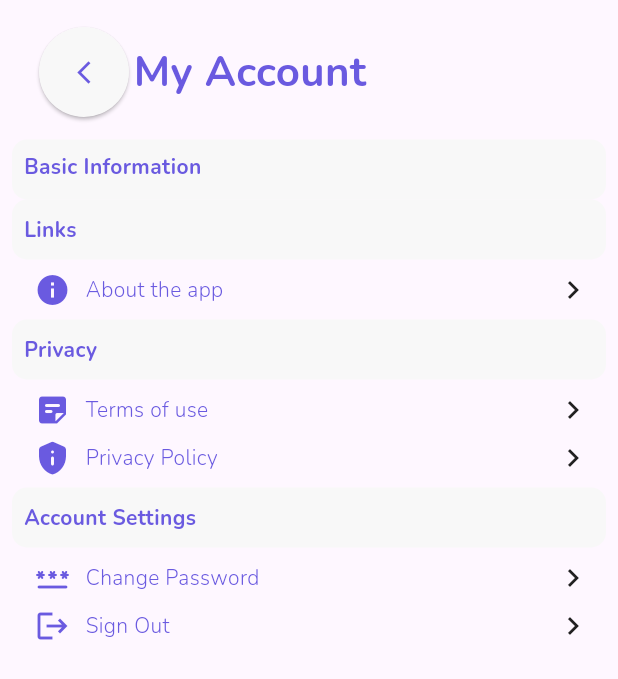
After one commit to bagas-defandi/penilaian_app, a Flutter app: the AccountPage screen opened by its route, on a phone screen of 412 x 824 dp. The commit adds this screen. Shown: the top 679 px of the screen. Run offline on Flutter 3.47's test engine with Material 3 defaults, Android fonts, the phone set to English and light mode, and no system bars; our stand-ins replace carousel_slider, firebase_auth, firebase_core, fluttertoast, google_fonts; missing offline and left inert: dart:js_interop; accounts and stored records are empty.

Commit message:
login admin

```diff
--- a/lib/main.dart
+++ b/lib/main.dart
@@ -1,4 +1,5 @@
 import 'package:flutter/material.dart';
+import 'package:penilaian_app/pages/account_page.dart';
 import 'package:penilaian_app/pages/adminlogin_page.dart';
 import 'package:penilaian_app/pages/create_lomba_page.dart';
 import 'package:penilaian_app/pages/detail_nilai_page.dart';
@@ -44,6 +45,7 @@ class MyApp extends StatelessWidget {
         "/detail-nilai": (context) => const DetailNilaiPage(),
         "/nilai-peserta": (context) => const NilaiPesertaPage(),
         "/leaderbord": (context) => const LeaderBoard(),
+        "/account-page": (context) => const AccountPage(),
       },
     );
   }
--- /dev/null
+++ b/lib/pages/account_page.dart
@@ -0,0 +1,414 @@
+import 'package:firebase_auth/firebase_auth.dart';
+import 'package:flutter/material.dart';
+import 'package:penilaian_app/pages/adminlogin_page.dart';
+import 'package:penilaian_app/pages/home.dart';
+import 'package:penilaian_app/theme.dart';
+
+class AccountPage extends StatefulWidget {
+  const AccountPage({super.key});
+
+  @override
+  State<AccountPage> createState() => _AccountPageState();
+}
+
+class _AccountPageState extends State<AccountPage> {
+  @override
+  Widget build(BuildContext context) {
+    return Scaffold(
+      body: SingleChildScrollView(
+        child: Padding(
+          padding: EdgeInsets.all(8.0),
+          child: Column(
+            children: [
+              Padding(
+                padding: const EdgeInsets.only(
+                    bottom: 15, left: 15, right: 15, top: 10),
+                child: Row(
+                  children: [
+                    Container(
+                      child: ElevatedButton(
+                          onPressed: () {
+                            Navigator.pushReplacement(
+                                context,
+                                MaterialPageRoute(
+                                    builder: (context) => HomePage()));
+                          },
+                          child: Icon(Icons.arrow_back_ios_new),
+                          style: ElevatedButton.styleFrom(
+                            foregroundColor: PrimaryColor,
+                            backgroundColor: NeutralWhiteColor,
+                            shape: CircleBorder(),
+                            minimumSize: Size(10, 60),
+                          )),
+                    ),
+                    Text(
+                      "My Account",
+                      style: boldtTextStyle1.copyWith(color: PrimaryColor),
+                    ),
+                  ],
+                ),
+              ),
+              // BASIC INFORMATION
+              Container(
+                  width: MediaQuery.of(context).size.width,
+                  height: 40,
+                  decoration: BoxDecoration(
+                      color: NeutralWhiteColor,
+                      borderRadius: BorderRadius.circular(10)),
+                  child: Padding(
+                    padding: const EdgeInsets.all(8.0),
+                    child: Text(
+                      "Basic Information",
+                      style: boldTextStyle3.copyWith(color: PrimaryColor),
+                    ),
+                  )),
+              // StreamBuilder(
+              //     stream: FirebaseFirestore.instance
+              //         .collection("User")
+              //         .where("email", isEqualTo: currentUser.currentUser!.email)
+              //         .snapshots(),
+              //     builder: (context, snapshot) {
+              //       if (snapshot.hasData) {
+              //         return ListView.builder(
+              //             itemCount: snapshot.data!.docs.length,
+              //             shrinkWrap: true,
+              //             itemBuilder: (context, i) {
+              //               var data = snapshot.data!.docs[i];
+              //               return ListTile(
+              //                 leading: Icon(
+              //                   Icons.person,
+              //                   color: PrimaryColor,
+              //                 ),
+              //                 title: Text(
+              //                   'Full Name',
+              //                   style: regularTextStyle1.copyWith(
+              //                       color: PrimaryColor, fontSize: 12),
+              //                 ),
+              //                 subtitle: Text(
+              //                   data['fullName'],
+              //                   style: regularTextStyle1.copyWith(
+              //                       color: PrimaryColor, fontSize: 14),
+              //                 ),
+              //               );
+              //             });
+              //       } else {
+              //         return CircularProgressIndicator();
+              //       }
+              //     }),
+              // StreamBuilder(
+              //     stream: FirebaseFirestore.instance
+              //         .collection("User")
+              //         .where("email", isEqualTo: currentUser.currentUser!.email)
+              //         .snapshots(),
+              //     builder: (context, snapshot) {
+              //       if (snapshot.hasData) {
+              //         return ListView.builder(
+              //             itemCount: snapshot.data!.docs.length,
+              //             shrinkWrap: true,
+              //             itemBuilder: (context, i) {
+              //               var data = snapshot.data!.docs[i];
+              //               return ListTile(
+              //                 leading: Icon(
+              //                   Icons.email_rounded,
+              //                   color: PrimaryColor,
+              //                 ),
+              //                 title: Text(
+              //                   'Email',
+              //                   style: regularTextStyle1.copyWith(
+              //                       color: PrimaryColor, fontSize: 12),
+              //                 ),
+              //                 subtitle: Text(
+              //                   data['email'],
+              //                   style: regularTextStyle1.copyWith(
+              //                       color: PrimaryColor, fontSize: 14),
+              //                 ),
+              //               );
+              //             });
+              //       } else {
+              //         return CircularProgressIndicator();
+              //       }
+              //     }),
+              // BASIC INFORMATION
+
+              // LINKS
+              Container(
+                  width: MediaQuery.of(context).size.width,
+                  height: 40,
+                  decoration: BoxDecoration(
+                      color: NeutralWhiteColor,
+                      borderRadius: BorderRadius.circular(10)),
+                  child: Padding(
+                    padding: const EdgeInsets.all(8.0),
+                    child: Row(
+                      mainAxisAlignment: MainAxisAlignment.spaceBetween,
+                      children: [
+                        Text(
+                          "Links",
+                          style: boldTextStyle3.copyWith(color: PrimaryColor),
+                        ),
+                      ],
+                    ),
+                  )),
+              Padding(
+                padding: const EdgeInsets.only(top: 8, bottom: 8),
+                child: Row(
+                  mainAxisAlignment: MainAxisAlignment.spaceBetween,
+                  children: [
+                    Padding(
+                      padding: const EdgeInsets.only(left: 15),
+                      child: Row(
+                        children: [
+                          Icon(
+                            Icons.info,
+                            color: PrimaryColor,
+                          ),
+                          SizedBox(
+                            width: 10,
+                          ),
+                          Text(
+                            "About the app",
+                            style:
+                                regularTextStyle1.copyWith(color: PrimaryColor),
+                          ),
+                        ],
+                      ),
+                    ),
+                    MouseRegion(
+                      cursor: SystemMouseCursors.click,
+                      child: Padding(
+                        padding: const EdgeInsets.only(right: 10),
+                        child: GestureDetector(
+                          onTap: () {
+                            Navigator.pushReplacement(
+                                context,
+                                MaterialPageRoute(
+                                    builder: (context) => HomePage()));
+                          },
+                          child: Icon(Icons.chevron_right),
+                        ),
+                      ),
+                    ),
+                  ],
+                ),
+              ),
+              // LINKS
+
+              // PRIVACY
+              Container(
+                  width: MediaQuery.of(context).size.width,
+                  height: 40,
+                  decoration: BoxDecoration(
+                      color: NeutralWhiteColor,
+                      borderRadius: BorderRadius.circular(10)),
+                  child: Padding(
+                    padding: const EdgeInsets.all(8.0),
+                    child: Row(
+                      mainAxisAlignment: MainAxisAlignment.spaceBetween,
+                      children: [
+                        Text(
+                          "Privacy",
+                          style: boldTextStyle3.copyWith(color: PrimaryColor),
+                        ),
+                      ],
+                    ),
+                  )),
+              Padding(
+                padding: const EdgeInsets.only(top: 8, bottom: 8),
+                child: Row(
+                  mainAxisAlignment: MainAxisAlignment.spaceBetween,
+                  children: [
+                    Padding(
+                      padding: const EdgeInsets.only(left: 15),
+                      child: Row(
+                        children: [
+                          Icon(
+                            Icons.sticky_note_2_rounded,
+                            color: PrimaryColor,
+                          ),
+                          SizedBox(
+                            width: 10,
+                          ),
+                          Text(
+                            "Terms of use",
+                            style:
+                                regularTextStyle1.copyWith(color: PrimaryColor),
+                          ),
+                        ],
+                      ),
+                    ),
+                    MouseRegion(
+                      cursor: SystemMouseCursors.click,
+                      child: Padding(
+                        padding: const EdgeInsets.only(right: 10),
+                        child: GestureDetector(
+                          onTap: () {
+                            Navigator.pushReplacement(
+                                context,
+                                MaterialPageRoute(
+                                    builder: (context) => HomePage()));
+                          },
+                          child: Icon(Icons.chevron_right),
+                        ),
+                      ),
+                    ),
+                  ],
+                ),
+              ),
+              Padding(
+                padding: const EdgeInsets.only(bottom: 8),
+                child: Row(
+                  mainAxisAlignment: MainAxisAlignment.spaceBetween,
+                  children: [
+                    Padding(
+                      padding: const EdgeInsets.only(left: 15),
+                      child: Row(
+                        children: [
+                          Icon(
+                            Icons.privacy_tip_rounded,
+                            color: PrimaryColor,
+                          ),
+                          SizedBox(
+                            width: 10,
+                          ),
+                          Text(
+                            "Privacy Policy",
+                            style:
+                                regularTextStyle1.copyWith(color: PrimaryColor),
+                          ),
+                        ],
+                      ),
+                    ),
+                    MouseRegion(
+                      cursor: SystemMouseCursors.click,
+                      child: Padding(
+                        padding: const EdgeInsets.only(right: 10),
+                        child: GestureDetector(
+                          onTap: () {
+                            Navigator.pushReplacement(
+                                context,
+                                MaterialPageRoute(
+                                    builder: (context) => HomePage()));
+                          },
+                          child: Icon(Icons.chevron_right),
+                        ),
+                      ),
+                    ),
+                  ],
+                ),
+              ),
+              // PRIVACY
+
+              // ACCOUNT SETTINGS
+              Container(
+                  width: MediaQuery.of(context).size.width,
+                  height: 40,
+                  decoration: BoxDecoration(
+                      color: NeutralWhiteColor,
+                      borderRadius: BorderRadius.circular(10)),
+                  child: Padding(
+                    padding: const EdgeInsets.all(8.0),
+                    child: Row(
+                      mainAxisAlignment: MainAxisAlignment.spaceBetween,
+                      children: [
+                        Text(
+                          "Account Settings",
+                          style: boldTextStyle3.copyWith(color: PrimaryColor),
+                        ),
+                      ],
+                    ),
+                  )),
+              Padding(
+                padding: const EdgeInsets.only(top: 8, bottom: 8),
+                child: Row(
+                  mainAxisAlignment: MainAxisAlignment.spaceBetween,
+                  children: [
+                    Padding(
+                      padding: const EdgeInsets.only(left: 15),
+                      child: Row(
+                        children: [
+                          Icon(
+                            Icons.password_rounded,
+                            color: PrimaryColor,
+                          ),
+                          SizedBox(
+                            width: 10,
+                          ),
+                          Text(
+                            "Change Password",
+                            style:
+                                regularTextStyle1.copyWith(color: PrimaryColor),
+                          ),
+                        ],
+                      ),
+                    ),
+                    MouseRegion(
+                      cursor: SystemMouseCursors.click,
+                      child: Padding(
+                        padding: const EdgeInsets.only(right: 10),
+                        child: GestureDetector(
+                          onTap: () {
+                            Navigator.pushReplacement(
+                                context,
+                                MaterialPageRoute(
+                                    builder: (context) => HomePage()));
+                          },
+                          child: Icon(Icons.chevron_right),
+                        ),
+                      ),
+                    ),
+                  ],
+                ),
+              ),
+              Padding(
+                padding: const EdgeInsets.only(bottom: 8),
+                child: Row(
+                  mainAxisAlignment: MainAxisAlignment.spaceBetween,
+                  children: [
+                    Padding(
+                      padding: const EdgeInsets.only(left: 15),
+                      child: Row(
+                        children: [
+                          Icon(
+                            Icons.logout,
+                            color: PrimaryColor,
+                          ),
+                          SizedBox(
+                            width: 10,
+                          ),
+                          Text(
+                            "Sign Out",
+                            style:
+                                regularTextStyle1.copyWith(color: PrimaryColor),
+                          ),
+                        ],
+                      ),
+                    ),
+                    MouseRegion(
+                      cursor: SystemMouseCursors.click,
+                      child: Padding(
+                        padding: const EdgeInsets.only(right: 10),
+                        child: GestureDetector(
+                          onTap: () {
+                            FirebaseAuth.instance.signOut().then((value) {
+                              print("Signed Out");
+                              Navigator.push(
+                                  context,
+                                  MaterialPageRoute(
+                                      builder: (context) => LoginAdmin()));
+                            });
+                          },
+                          child: Icon(Icons.chevron_right),
+                        ),
+                      ),
+                    ),
+                  ],
+                ),
+              ),
+              // ACCOUNT SETTING
+            ],
+          ),
+        ),
+      ),
+    );
+  }
+}
--- a/lib/pages/adminlogin_page.dart
+++ b/lib/pages/adminlogin_page.dart
@@ -1,6 +1,10 @@
+import 'dart:js_interop';
+import 'package:firebase_core/firebase_core.dart';
 import 'package:flutter/gestures.dart';
 import 'package:flutter/material.dart';
 import 'package:penilaian_app/theme.dart';
+import 'package:firebase_auth/firebase_auth.dart';
+import 'package:fluttertoast/fluttertoast.dart';
 
 class LoginAdmin extends StatefulWidget {
   const LoginAdmin({super.key});
@@ -12,8 +16,32 @@ class LoginAdmin extends StatefulWidget {
 class _LoginAdminState extends State<LoginAdmin> {
   bool passwordHidden = true;
   final _formKey = GlobalKey<FormState>();
-  final _usernameController = TextEditingController();
+  final _emailController = TextEditingController();
   final _passwordController = TextEditingController();
+
+  Future signIn() async {
+    try {
+      await FirebaseAuth.instance.signInWithEmailAndPassword(
+        email: _emailController.text.trim(),
+        password: _passwordController.text.trim(),
+      );
+      Navigator.pushNamed(context, "/home");
+    } on FirebaseAuthException {
+      Fluttertoast.showToast(
+        msg: "Incorrect Email or Password",
+        webBgColor: "NeutralWhiteColor",
+        gravity: ToastGravity.TOP,
+        timeInSecForIosWeb: 2,
+      );
+    }
+  }
+
+  @override
+  void dispose() {
+    // TODO: implement dispose
+    _emailController.dispose();
+    _passwordController.dispose();
+  }
 
   @override
   Widget build(BuildContext context) {
@@ -60,14 +88,15 @@ class _LoginAdminState extends State<LoginAdmin> {
                             ),
                           ),
                           const SizedBox(height: 20),
-                          // Username Textfield
+
+                          // Email Textfield
                           TextFormField(
-                            controller: _usernameController,
+                            controller: _emailController,
                             validator: (value) => value == null || value.isEmpty
-                                ? 'Username wajib diisi'
+                                ? 'Email wajib diisi'
                                 : null,
                             decoration: InputDecoration(
-                              hintText: 'Username',
+                              hintText: 'Email',
                               contentPadding: const EdgeInsets.all(16),
                               border: OutlineInputBorder(
                                 borderRadius: BorderRadius.circular(
@@ -119,11 +148,7 @@ class _LoginAdminState extends State<LoginAdmin> {
                             child: MouseRegion(
                               cursor: SystemMouseCursors.click,
                               child: GestureDetector(
-                                onTap: () {
-                                  if (_formKey.currentState!.validate()) {
-                                    Navigator.pushNamed(context, "/home");
-                                  }
-                                },
+                                onTap: signIn,
                                 child: Container(
                                   width: 100,
                                   padding: const EdgeInsets.all(5.0),
--- a/lib/pages/home.dart
+++ b/lib/pages/home.dart
@@ -51,9 +51,14 @@ class _HomePageState extends State<HomePage> {
                   height: 48,
                   child: Row(
                     children: [
-                      const Image(
-                        image:
-                            AssetImage('assets/images/icon/Profile_icon.png'),
+                      GestureDetector(
+                        onTap: () {
+                          Navigator.pushNamed(context, "/account-page");
+                        },
+                        child: Image(
+                          image:
+                              AssetImage('assets/images/icon/Profile_icon.png'),
+                        ),
                       ),
                       const SizedBox(
                         width: 29,
--- a/lib/pages/jurilogin_page.dart
+++ b/lib/pages/jurilogin_page.dart
@@ -41,7 +41,10 @@ class _LoginJuriState extends State<LoginJuri> {
                         style:
                             boldTextStyle3.copyWith(color: NeutralWhiteColor),
                       ),
-                      Image.asset('assets/images/icon/button_push.png')
+                      Icon(
+                        Icons.login,
+                        color: NeutralWhiteColor,
+                      ),
                     ],
                   ),
                 ),
--- a/pubspec.yaml
+++ b/pubspec.yaml
@@ -30,9 +30,11 @@ environment:
 dependencies:
   carousel_slider: ^4.2.1
   cupertino_icons: ^1.0.2
+  firebase_auth: ^4.16.0
   firebase_core: ^2.24.2
   flutter:
     sdk: flutter
+  fluttertoast: ^8.2.4
   google_fonts: ^6.1.0
   url_launcher: ^6.2.2
 
```
Also changed, not shown: pubspec.lock, 1 other file.
